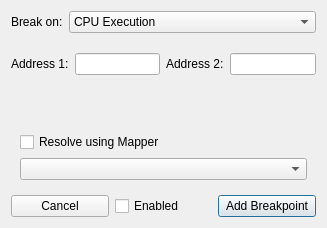
Qt form debugger/breakpointdialog.ui (christopherpow/nesicide) before a commit.
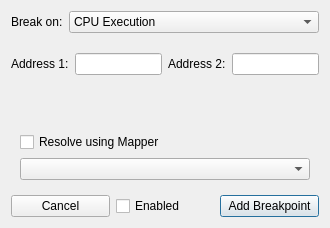
The same form after that commit.

Patch:
```diff
--- a/debugger/breakpointdialog.ui
+++ b/debugger/breakpointdialog.ui
@@ -6,7 +6,7 @@
    <rect>
     <x>0</x>
     <y>0</y>
-    <width>327</width>
+    <width>330</width>
     <height>222</height>
    </rect>
   </property>
@@ -18,7 +18,7 @@
   </property>
   <property name="minimumSize">
    <size>
-    <width>327</width>
+    <width>330</width>
     <height>0</height>
    </size>
   </property>
```
